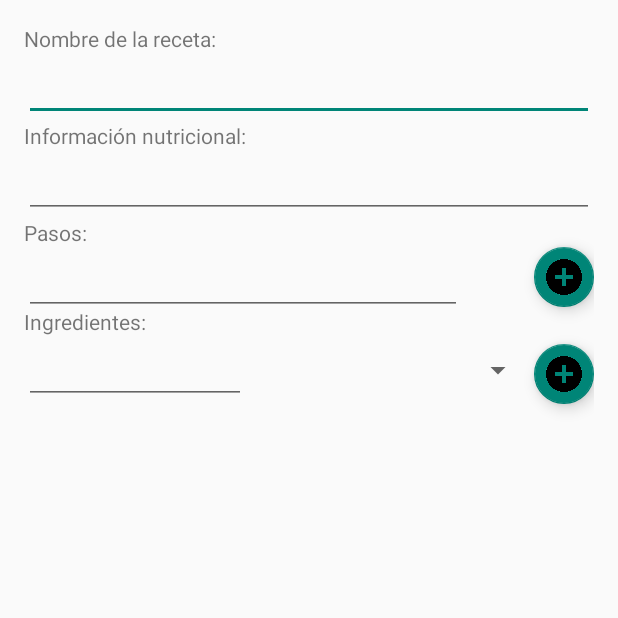
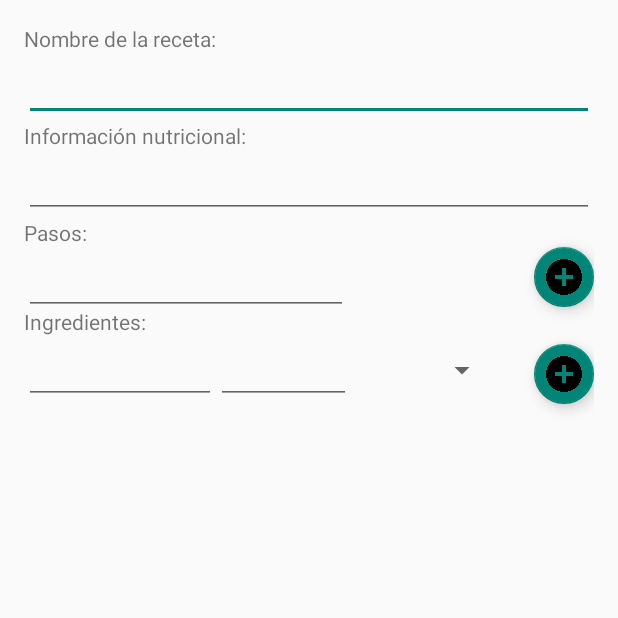
Before and after one commit to Papus1234/ChefApp, an Android app: the RecipeActivity screen opened directly, with no data from a screen before it, on a phone screen of 412 x 824 dp, the top half of it. Run offline under Robolectric (Android 15) with nearby library versions, the phone set to English and light mode, and no system bars.

Commit message:
Actualizacion de prueba!!
No esta bien el código

```diff
--- a/app/src/main/res/layout/activity_recipe.xml
+++ b/app/src/main/res/layout/activity_recipe.xml
@@ -90,19 +90,6 @@
         android:layout_alignParentStart="true" />
 
     <EditText
-        android:layout_width="wrap_content"
-        android:layout_height="wrap_content"
-        android:inputType="textPersonName"
-        android:ems="10"
-        android:id="@+id/ingredientes_editText"
-        android:layout_below="@+id/ingredientes_textView"
-        android:layout_alignParentLeft="true"
-        android:layout_alignParentStart="true"
-        android:layout_toStartOf="@+id/categoria_ingredientes"
-        android:layout_alignRight="@+id/informacion_nutricional_textView"
-        android:layout_alignEnd="@+id/informacion_nutricional_textView" />
-
-    <EditText
         android:layout_height="wrap_content"
         android:inputType="textPersonName"
         android:ems="10"
@@ -126,13 +113,37 @@
         android:id="@+id/addIngredientes" />
 
     <Spinner
-        android:layout_width="wrap_content"
         android:layout_height="wrap_content"
         android:id="@+id/categoria_ingredientes"
         android:layout_alignTop="@+id/ingredientes_editText"
+        android:layout_toLeftOf="@+id/addIngredientes"
+        android:layout_marginRight="11dp"
+        android:layout_marginEnd="11dp"
         android:layout_alignBottom="@+id/ingredientes_editText"
-        android:layout_toRightOf="@+id/informacion_nutricional_textView"
-        android:layout_toLeftOf="@+id/addIngredientes"
-        android:layout_toStartOf="@+id/addIngredientes" />
+        android:layout_toEndOf="@+id/send_recipe_button"
+        android:layout_width="100dp" />
+
+    <EditText
+        android:layout_height="wrap_content"
+        android:inputType="number"
+        android:ems="10"
+        android:id="@+id/cantidad_ingrediente_editText"
+        android:layout_alignBaseline="@+id/ingredientes_editText"
+        android:layout_alignBottom="@+id/ingredientes_editText"
+        android:layout_toRightOf="@+id/ingredientes_editText"
+        android:layout_toEndOf="@+id/ingredientes_editText"
+        android:layout_width="90dp" />
+
+    <EditText
+        android:layout_width="wrap_content"
+        android:layout_height="wrap_content"
+        android:inputType="textPersonName"
+        android:ems="10"
+        android:id="@+id/ingredientes_editText"
+        android:layout_below="@+id/ingredientes_textView"
+        android:layout_alignParentLeft="true"
+        android:layout_alignParentStart="true"
+        android:layout_alignRight="@+id/nombre_receta_textView"
+        android:layout_alignEnd="@+id/nombre_receta_textView" />
 
 </RelativeLayout>
```
